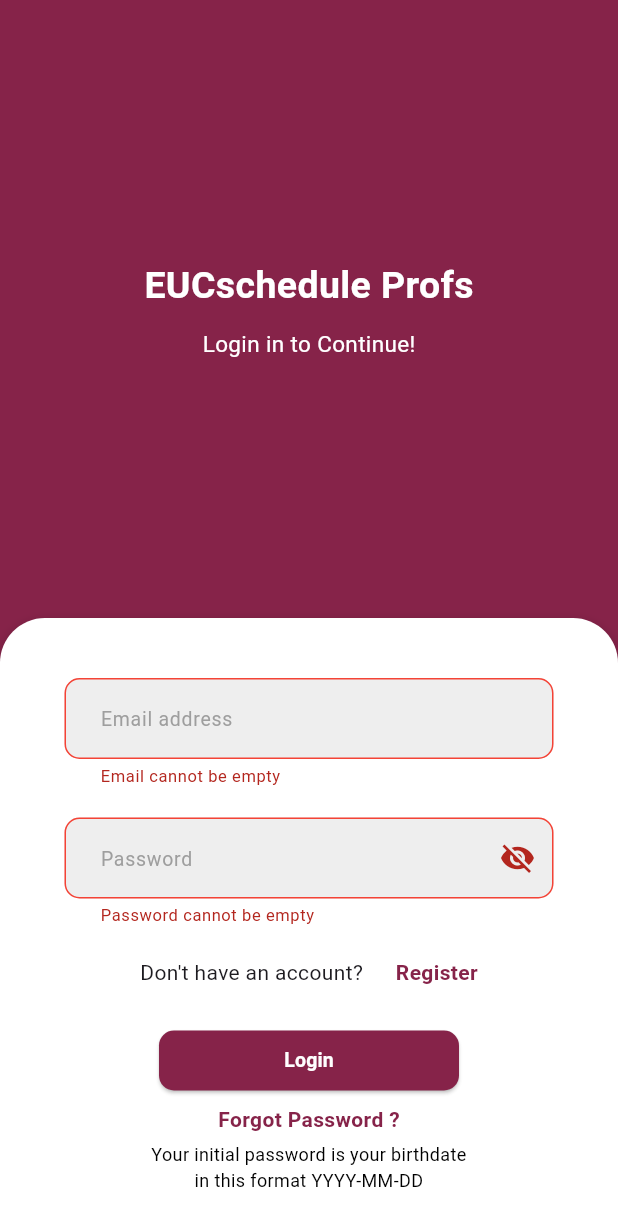
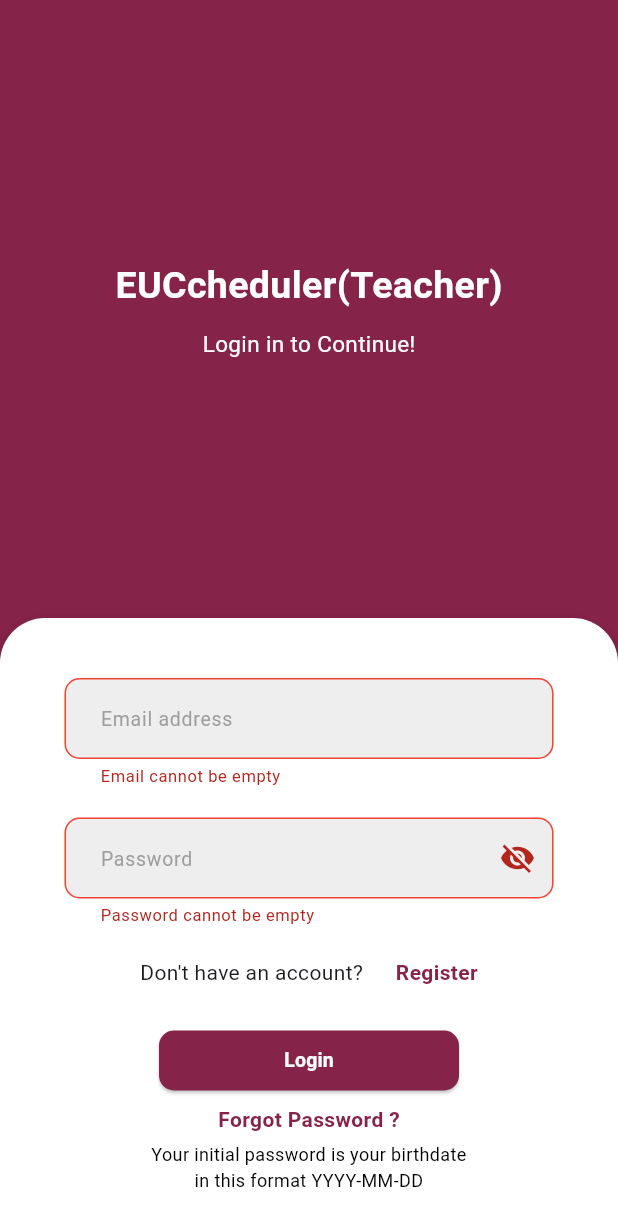
Before and after one commit to gabrielSantoc/EUCcheduler-Teacher-, a Flutter app: the screen it shows after launch, after a tap on "Login", on a phone screen of 412 x 824 dp. Shown: the top 1226 px of the screen. Run offline on Flutter 3.47's test engine with Material 3 defaults, Android fonts, the phone set to English and light mode, and no system bars; our stand-ins replace badges, flutter_dotenv, hive, hive_flutter, image_picker, loading_animation_widget and 2 more; accounts and stored records are empty.

```diff
--- a/lib/auth/login.dart
+++ b/lib/auth/login.dart
@@ -60,7 +60,8 @@ class _LoginScreenState extends State<LoginScreen> {
 
     } catch (e) {
 
-      Alert.of(context).showError("${e}");
+      Alert.of(context).showError("Invalid credentials, please try again 😞😞😞");
+      print("VALIDATION ERROR::: ${e}");
       return false;
     }
   }
@@ -126,7 +127,7 @@ class _LoginScreenState extends State<LoginScreen> {
                 children: [
 
                   Text(
-                    "EUCschedule Profs",
+                    "EUCcheduler(Teacher)",
                     style: TextStyle(
                       fontSize: 25,
                       fontWeight: FontWeight.bold,
--- a/lib/auth/register.dart
+++ b/lib/auth/register.dart
@@ -233,7 +233,7 @@ class _RegisterNewState extends State<RegisterScreen> {
                           value,
                           "ID number cannot found",
                           "ID Number",
-                          RegExp(r'^A\d{2}-\d{4}$')
+                          RegExp(r'(?<=-)\d{4}')
                         ),
                       ),
 
--- a/lib/main.dart
+++ b/lib/main.dart
@@ -10,18 +10,7 @@ import 'package:supabase_flutter/supabase_flutter.dart';
 void main() async{
   WidgetsFlutterBinding.ensureInitialized();
 
-
-  // Load environment variables
-  if (Platform.environment.containsKey('GITHUB_ACTIONS')) {
-    // CI environment
-    dotenv.env['SUPABASE_URL'] = Platform.environment['SUPABASE_URL']!;
-    dotenv.env['API_KEY'] = Platform.environment['API_KEY']!;
-
-  } else {
-    // Local environment
-    await dotenv.load(fileName: '.env');
-  }
-
+  await dotenv.load(fileName: '.env');
   await Supabase.initialize(
     url: "${dotenv.env['SUPABASE_URL']}",
     anonKey: "${dotenv.env['API_KEY']}",
--- a/pubspec.yaml
+++ b/pubspec.yaml
@@ -71,7 +71,7 @@ flutter:
   # To add assets to your application, add an assets section, like this:
   assets:
     - assets/images/
-    # - .env
+    - .env
   #   - images/a_dot_ham.jpeg
 
   # An image asset can refer to one or more resolution-specific "variants", see
```
Also changed, not shown: 1 other file.
